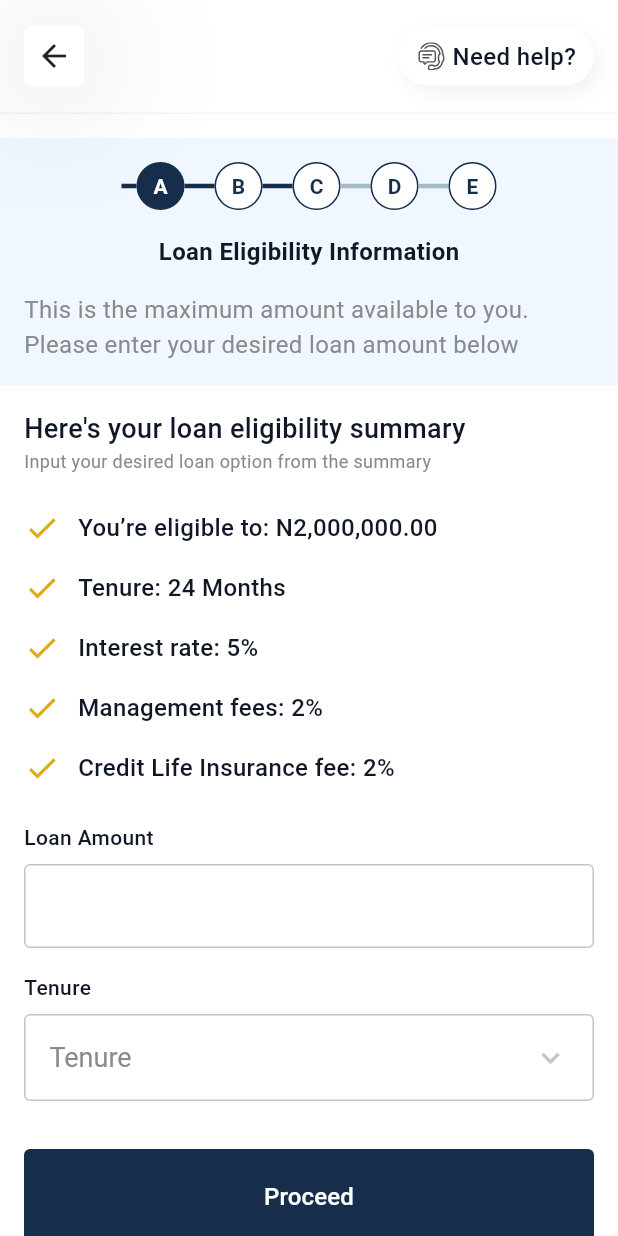
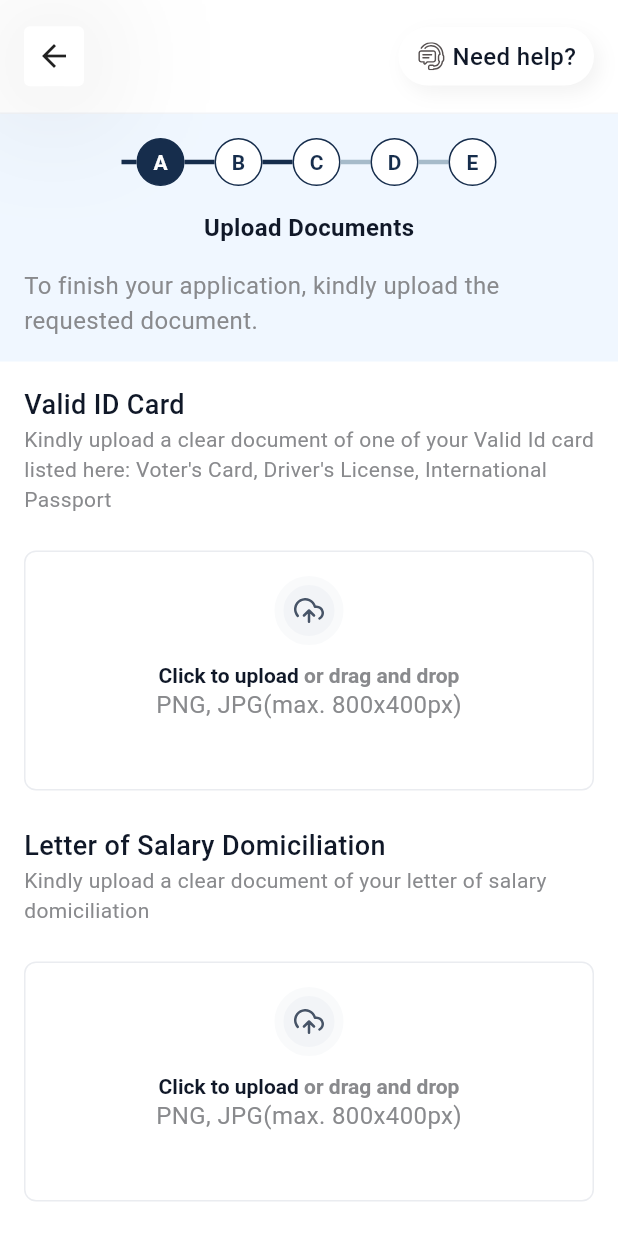
Before and after one commit to phil196000/first_bank_app, a Flutter app: the screen it shows after launch, on a phone screen of 412 x 824 dp. Run offline on Flutter 3.47's test engine with Material 3 defaults, Android fonts, the phone set to English and light mode, and no system bars; our stand-ins replace flutter_svg, image_picker.

Commit message:
Document upload screen completed

```diff
--- /dev/null
+++ b/devtools_options.yaml
@@ -0,0 +1,3 @@
+description: This file stores settings for Dart & Flutter DevTools.
+documentation: https://docs.flutter.dev/tools/devtools/extensions#configure-extension-enablement-states
+extensions:
--- a/lib/app/app.dart
+++ b/lib/app/app.dart
@@ -1,4 +1,5 @@
 import 'package:first_bank_app/app/providers.dart';
+import 'package:first_bank_app/features/loan/screens/document_upload.dart';
 import 'package:first_bank_app/features/loan/screens/eligibility_verfication.dart';
 import 'package:first_bank_app/features/loan/screens/loan_eligibility_information.dart';
 import 'package:first_bank_app/features/loan/screens/pre_approval.dart';
@@ -17,7 +18,7 @@ class MyApp extends StatelessWidget {
         theme: ThemeData(
           useMaterial3: true,
         ),
-        home: LoanEligibilityInformation(),
+        home: DocumentUpload(),
       ),
     );
   }
--- a/lib/constants/assets.dart
+++ b/lib/constants/assets.dart
@@ -5,4 +5,5 @@ class Assets {
   static const activeLoanIcon = 'lib/assets/svgs/active_loan.svg';
   static const informationFillIcon = 'lib/assets/svgs/information_fill.svg';
   static const congratulations = 'lib/assets/svgs/congratulations.svg';
+  static const uploadCloud = 'lib/assets/svgs/upload_cloud.svg';
 }
--- /dev/null
+++ b/lib/features/loan/screens/document_upload.dart
@@ -0,0 +1,64 @@
+import 'package:first_bank_app/common_widgets/buttons/primary_button.dart';
+import 'package:first_bank_app/common_widgets/layouts/primary_layout.dart';
+import 'package:first_bank_app/constants/constants.dart';
+import 'package:first_bank_app/features/loan/widgets/loan_app_bar.dart';
+import 'package:first_bank_app/features/loan/widgets/loan_request_stepper.dart';
+import 'package:first_bank_app/features/loan/widgets/upload_card.dart';
+import 'package:flutter/material.dart';
+
+class DocumentUpload extends StatefulWidget {
+  const DocumentUpload({super.key});
+
+  @override
+  State<DocumentUpload> createState() => _DocumentUploadState();
+}
+
+class _DocumentUploadState extends State<DocumentUpload> {
+  @override
+  Widget build(BuildContext context) {
+    return PrimaryLayout(
+        padding: EdgeInsets.zero,
+        appBar: LoanAppBar(),
+        child: SingleChildScrollView(
+          child: Column(
+            children: [
+              LoanRequestStepper(
+                title: 'Upload Documents',
+                subTitle: 'To finish your application, kindly upload the'
+                    ' requested document.',
+              ),
+              Padding(
+                padding: EdgeInsets.all(
+                  Spacing.s16,
+                ),
+                child: Column(
+                  spacing: Spacing.s24,
+                  children: [
+                    UploadCard(
+                      title: 'Valid ID Card',
+                      description: 'Kindly upload a clear document of one of '
+                          'your Valid Id card listed here: Voter\'s Card, '
+                          'Driver\'s License, International Passport',
+                    ),
+                    UploadCard(
+                      title: 'Letter of Salary Domiciliation',
+                      description: 'Kindly upload a clear document of your'
+                          ' letter of salary domiciliation',
+                    ),
+                    Padding(
+                      padding: EdgeInsets.only(
+                        top: Spacing.s32,
+                      ),
+                      child: PrimaryButton(
+                        label: 'Proceed',
+                        onPressed: () {},
+                      ),
+                    ),
+                  ],
+                ),
+              ),
+            ],
+          ),
+        ));
+  }
+}
--- /dev/null
+++ b/lib/features/loan/widgets/upload_card.dart
@@ -0,0 +1,127 @@
+import 'dart:io';
+
+import 'package:first_bank_app/common_widgets/text/primary_text.dart';
+import 'package:first_bank_app/common_widgets/text/secondary_text.dart';
+import 'package:first_bank_app/constants/constants.dart';
+import 'package:flutter/material.dart';
+import 'package:flutter_svg/svg.dart';
+import 'package:image_picker/image_picker.dart';
+
+class UploadCard extends StatefulWidget {
+  const UploadCard({
+    super.key,
+    this.title,
+    this.description,
+  });
+  final String? title;
+  final String? description;
+  @override
+  State<UploadCard> createState() => _UploadCardState();
+}
+
+class _UploadCardState extends State<UploadCard> {
+  File? selectedImage;
+  final ImagePicker picker = ImagePicker();
+
+  Future<void> pickImage() async {
+    try {
+      final XFile? image = await picker.pickImage(
+        source: ImageSource.gallery,
+        maxWidth: 800,
+        maxHeight: 400,
+        imageQuality: 80,
+      );
+
+      if (image != null) {
+        setState(() {
+          selectedImage = File(
+            image.path,
+          );
+        });
+      }
+    } catch (e) {
+      debugPrint(e.toString());
+    }
+  }
+
+  @override
+  Widget build(BuildContext context) {
+    return Column(
+      crossAxisAlignment: CrossAxisAlignment.start,
+      children: [
+        PrimaryText(
+          text: widget.title ?? '',
+          fontSize: FontSizes.s18,
+        ),
+        SecondaryText(
+          text: widget.description ?? '',
+          fontSize: FontSizes.s14,
+        ),
+        SizedBox(
+          height: Spacing.s24,
+        ),
+        GestureDetector(
+          onTap: pickImage,
+          child: Container(
+            height: Spacing.s160,
+            padding: selectedImage != null
+                ? EdgeInsets.zero
+                : EdgeInsets.symmetric(
+                    vertical: Spacing.s16,
+                    horizontal: Spacing.s24,
+                  ),
+            width: double.infinity,
+            decoration: BoxDecoration(
+              borderRadius: BorderRadius.circular(8),
+              border: Border.all(
+                color: Color(
+                  0xFFEAECF0,
+                ),
+              ),
+            ),
+            child: selectedImage != null
+                ? ClipRRect(
+                    borderRadius: BorderRadius.circular(
+                      Spacing.s4,
+                    ),
+                    child: Image.file(
+                      selectedImage!,
+                      fit: BoxFit.fill,
+                    ),
+                  )
+                : Column(
+                    children: [
+                      SvgPicture.asset(
+                        Assets.uploadCloud,
+                      ),
+                      SizedBox(
+                        height: Spacing.s12,
+                      ),
+                      RichText(
+                        text: TextSpan(
+                          text: 'Click to upload',
+                          style: TextStyle(
+                            color: AppColors.primaryText,
+                            fontWeight: FontWeight.w600,
+                          ),
+                          children: [
+                            TextSpan(
+                              text: ' or drag and drop',
+                              style: TextStyle(
+                                color: AppColors.secondaryText,
+                              ),
+                            ),
+                          ],
+                        ),
+                      ),
+                      SecondaryText(
+                        text: 'PNG, JPG(max. 800x400px)',
+                      )
+                    ],
+                  ),
+          ),
+        ),
+      ],
+    );
+  }
+}
--- a/pubspec.yaml
+++ b/pubspec.yaml
@@ -36,6 +36,7 @@ dependencies:
   cupertino_icons: ^1.0.8
   flutter_svg: ^2.0.16
   provider: ^6.1.2
+  image_picker: ^1.1.2
 
 dev_dependencies:
   flutter_test:
```
Also changed, not shown: lib/assets/svgs/upload_cloud.svg (added), pubspec.lock, 15 other files.
